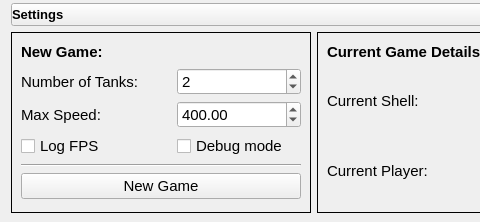
This is ui/Settings.ui in kpdudek/TankGame as Qt 5 draws it before an edit; both pictures show x 0 to 480 and y 0 to 222 of the 1134 by 222 pixel window. The edited form follows.
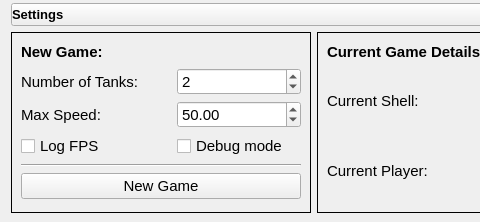
This is the edited form. Icons and pictures are not drawn.

```diff
--- a/ui/Settings.ui
+++ b/ui/Settings.ui
@@ -215,7 +215,7 @@
                <double>10.000000000000000</double>
               </property>
               <property name="value">
-               <double>400.000000000000000</double>
+               <double>50.000000000000000</double>
               </property>
              </widget>
             </item>
```
